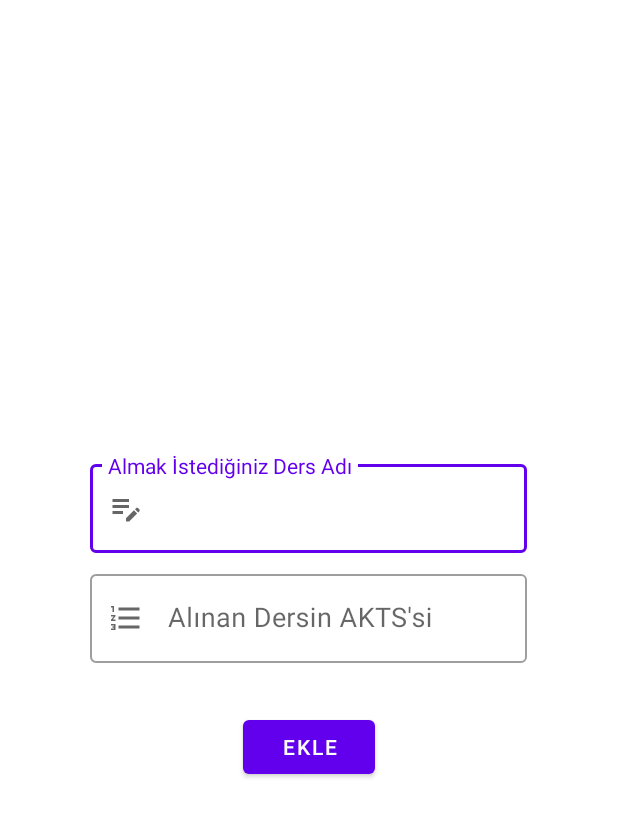
After one commit to muhammeteminbaytar/KOUos, an Android app: the layout dersekle_popup.xml on its own in the app's theme, with its tools: preview values and no code run, on a phone screen of 412 x 824 dp. The commit adds this screen. Shown: the top 817 px of the screen. Run offline under Robolectric (Android 15) with nearby library versions, the phone set to English and light mode, and no system bars; Roboto replaces fonts that are not available here.

Commit message:
added ders ekleme popup.

```diff
--- /dev/null
+++ b/app/src/main/res/drawable/ic_no.xml
@@ -0,0 +1,10 @@
+<vector xmlns:android="http://schemas.android.com/apk/res/android"
+    android:width="24dp"
+    android:height="24dp"
+    android:viewportWidth="24"
+    android:viewportHeight="24"
+    android:tint="?attr/colorControlNormal">
+  <path
+      android:fillColor="@android:color/white"
+      android:pathData="M2,17h2v0.5L3,17.5v1h1v0.5L2,19v1h3v-4L2,16v1zM3,8h1L4,4L2,4v1h1v3zM2,11h1.8L2,13.1v0.9h3v-1L3.2,13L5,10.9L5,10L2,10v1zM7,5v2h14L21,5L7,5zM7,19h14v-2L7,17v2zM7,13h14v-2L7,11v2z"/>
+</vector>
--- /dev/null
+++ b/app/src/main/res/layout/dersekle_popup.xml
@@ -0,0 +1,91 @@
+<?xml version="1.0" encoding="utf-8"?>
+<androidx.constraintlayout.widget.ConstraintLayout xmlns:android="http://schemas.android.com/apk/res/android"
+    xmlns:app="http://schemas.android.com/apk/res-auto"
+    xmlns:tools="http://schemas.android.com/tools"
+    android:layout_width="350dp"
+    android:layout_height="275dp"
+    android:layout_gravity="center"
+    android:background="@color/white"
+    android:padding="5dp">
+
+    <com.google.android.material.textfield.TextInputLayout
+        android:id="@+id/textInputLayout1"
+        style="@style/Widget.MaterialComponents.TextInputLayout.OutlinedBox"
+        android:layout_width="match_parent"
+        android:layout_height="wrap_content"
+        android:layout_marginTop="24dp"
+        android:foregroundGravity="center"
+        android:hint="Almak İstediğiniz Ders Adı"
+        android:paddingStart="24dp"
+        android:paddingEnd="24dp"
+        android:scrollbarSize="25dp"
+        app:helperTextTextColor="#CC2828"
+        app:hintTextAppearance="@style/TextAppearance.AppCompat.Small"
+        app:layout_constraintHorizontal_bias="0.0"
+        app:layout_constraintLeft_toLeftOf="parent"
+        app:layout_constraintRight_toRightOf="parent"
+        app:layout_constraintTop_toTopOf="parent"
+        app:passwordToggleTint="#717171"
+        app:startIconDrawable="@drawable/ic_dep">
+
+        <com.google.android.material.textfield.TextInputEditText
+
+            android:id="@+id/txt_danisman"
+            android:layout_width="match_parent"
+            android:layout_height="wrap_content"
+            android:ems="15"
+            android:inputType="text"
+            android:paddingStart="12dp"
+            android:paddingEnd="12dp"
+            android:textAlignment="textStart"
+            android:textColorHint="#717171"
+            android:textSize="18sp" />
+
+    </com.google.android.material.textfield.TextInputLayout>
+
+    <com.google.android.material.textfield.TextInputLayout
+        android:id="@+id/textInputLayout2"
+        style="@style/Widget.MaterialComponents.TextInputLayout.OutlinedBox"
+        android:layout_width="match_parent"
+        android:layout_height="wrap_content"
+        android:layout_marginTop="8dp"
+        android:foregroundGravity="center"
+        android:hint="Alınan Dersin AKTS'si"
+        android:paddingStart="24dp"
+        android:paddingEnd="24dp"
+        android:scrollbarSize="25dp"
+        app:helperTextTextColor="#CC2828"
+        app:hintTextAppearance="@style/TextAppearance.AppCompat.Small"
+        app:layout_constraintHorizontal_bias="0.0"
+        app:layout_constraintLeft_toLeftOf="parent"
+        app:layout_constraintRight_toRightOf="parent"
+        app:layout_constraintTop_toBottomOf="@+id/textInputLayout1"
+        app:passwordToggleTint="#717171"
+        app:startIconDrawable="@drawable/ic_no">
+
+        <com.google.android.material.textfield.TextInputEditText
+
+            android:id="@+id/txt_akts"
+            android:layout_width="match_parent"
+            android:layout_height="wrap_content"
+            android:ems="15"
+            android:inputType="number"
+            android:paddingStart="12dp"
+            android:paddingEnd="12dp"
+            android:textAlignment="textStart"
+            android:textColorHint="#717171"
+            android:textSize="18sp" />
+
+    </com.google.android.material.textfield.TextInputLayout>
+
+    <Button
+        android:id="@+id/button"
+        android:layout_width="wrap_content"
+        android:layout_height="wrap_content"
+        android:layout_marginTop="32dp"
+        android:text="EKLE"
+        app:layout_constraintEnd_toEndOf="parent"
+        app:layout_constraintStart_toStartOf="parent"
+        app:layout_constraintTop_toBottomOf="@+id/textInputLayout2" />
+
+</androidx.constraintlayout.widget.ConstraintLayout>
```
Also changed, not shown: app/src/main/java/com/muhammetbaytar/kouos/catacories/BasvuruYazOkulu.kt (+22 -5 lines), app/src/main/res/drawable/ic_plus.xml (added, +10 -0 lines), app/src/main/res/layout/activity_basvuru__yaz_okulu.xml (+40 -3 lines).
